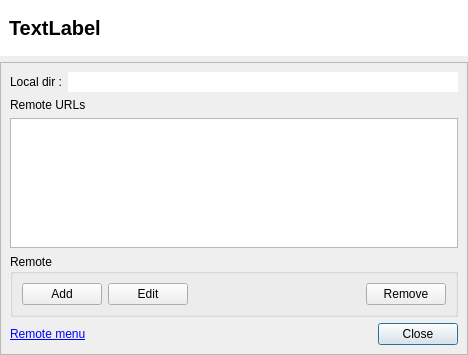
Before: the Qt Designer form src/RepositoryPropertyDialog.ui in soramimi/Guitar, drawn with Qt 5.
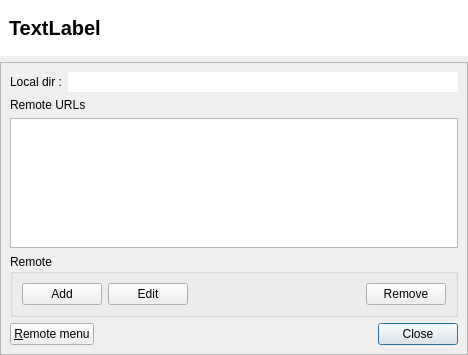
After: the same form once the commit is applied. Custom widgets are drawn as their Qt base class.

Patch:
```diff
--- a/src/RepositoryPropertyDialog.ui
+++ b/src/RepositoryPropertyDialog.ui
@@ -161,12 +161,9 @@
       <item>
        <layout class="QHBoxLayout" name="horizontalLayout_2">
         <item>
-         <widget class="QLabel" name="label_remote_menu">
+         <widget class="QPushButton" name="pushButton_remote_menu">
           <property name="text">
-           <string>&lt;a href=&quot;#remote&quot;&gt;Remote menu&lt;/a&gt;</string>
-          </property>
-          <property name="textFormat">
-           <enum>Qt::RichText</enum>
+           <string>&amp;Remote menu</string>
           </property>
          </widget>
         </item>
```
